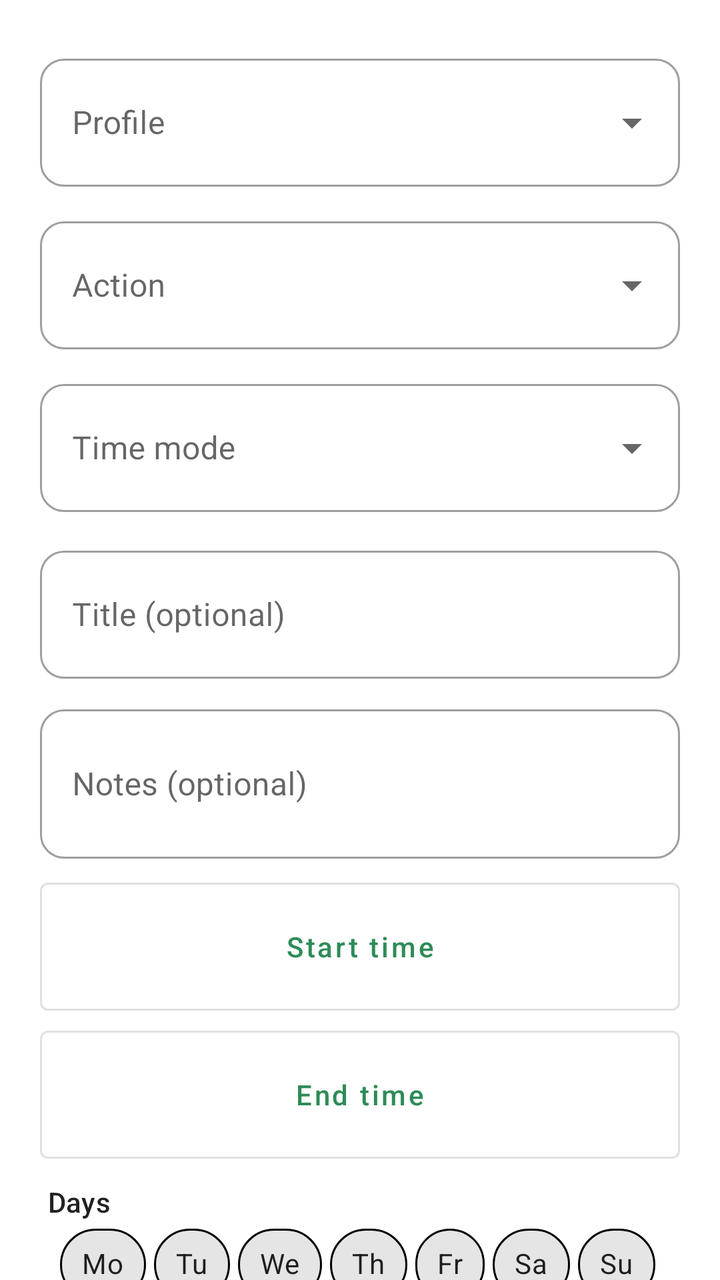
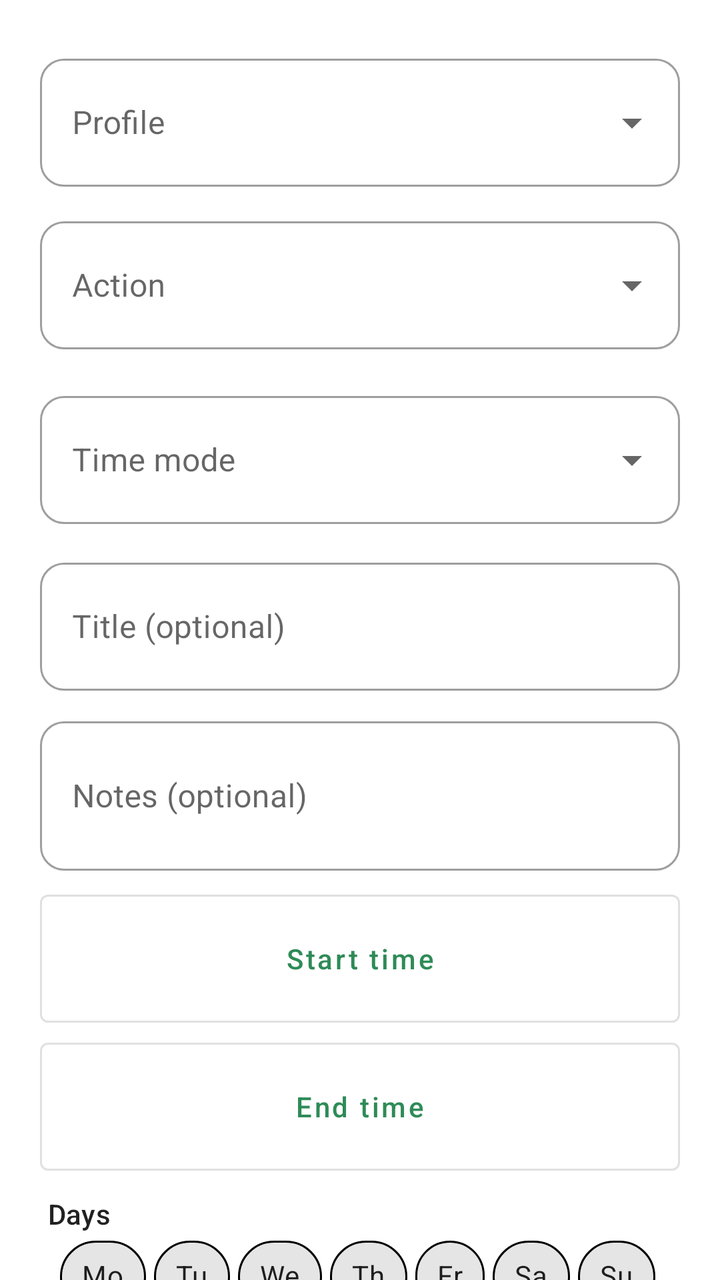

Two renders of the same Android screen: before a commit and after it. Below are the layout's source before the change and the commit's diff.
<!-- AndroidManifest.xml: application theme Theme.Switchly -->
<!-- res/layout/dialog_schedule_add.xml -->
<?xml version="1.0" encoding="utf-8"?>
<androidx.core.widget.NestedScrollView xmlns:android="http://schemas.android.com/apk/res/android"
    xmlns:app="http://schemas.android.com/apk/res-auto"
    android:layout_width="match_parent"
    android:layout_height="wrap_content"
    android:fillViewport="true"
    android:clipToPadding="false"
    android:paddingTop="8dp"
    android:paddingBottom="12dp">

    <LinearLayout
        android:layout_width="match_parent"
        android:layout_height="wrap_content"
        android:orientation="vertical"
        android:paddingStart="20dp"
        android:paddingEnd="20dp"
        android:paddingTop="12dp"
        android:paddingBottom="16dp">

        
        <Space
            android:layout_width="1dp"
            android:layout_height="4dp" />

        
        <com.google.android.material.textfield.TextInputLayout
            android:layout_width="match_parent"
            android:layout_height="wrap_content"
            android:hint="@string/schedules_field_profile"
            style="@style/Widget.MaterialComponents.TextInputLayout.OutlinedBox.ExposedDropdownMenu"
            app:boxBackgroundMode="outline"
            app:endIconMode="dropdown_menu">

            <com.google.android.material.textfield.MaterialAutoCompleteTextView
                android:id="@+id/spinnerProfile"
                android:layout_width="match_parent"
                android:layout_height="wrap_content"
                android:minHeight="64dp"
                android:gravity="center_vertical"
                android:inputType="none"
                android:importantForAutofill="no" />

        </com.google.android.material.textfield.TextInputLayout>

        
        <com.google.android.material.textfield.TextInputLayout
            android:id="@+id/layoutAction"
            android:layout_width="match_parent"
            android:layout_height="wrap_content"
            android:layout_marginTop="12dp"
            android:hint="@string/schedules_field_action"
            style="@style/Widget.MaterialComponents.TextInputLayout.OutlinedBox.ExposedDropdownMenu"
            app:boxBackgroundMode="outline"
            app:endIconMode="dropdown_menu">

            <com.google.android.material.textfield.MaterialAutoCompleteTextView
                android:id="@+id/spinnerAction"
                android:layout_width="match_parent"
                android:layout_height="wrap_content"
                android:minHeight="64dp"
                android:gravity="center_vertical"
                android:inputType="none"
                android:importantForAutofill="no" />

        </com.google.android.material.textfield.TextInputLayout>

        <TextView
            android:id="@+id/textActionNfcHint"
            style="@style/TextAppearance.MaterialComponents.Body2"
            android:layout_width="match_parent"
            android:layout_height="wrap_content"
            android:layout_marginStart="4dp"
            android:layout_marginTop="6dp"
            android:text="@string/schedules_dialog_nfc_lock_hint"
            android:visibility="gone" />

        
        <LinearLayout
            android:id="@+id/groupTimeMode"
            android:layout_width="match_parent"
            android:layout_height="wrap_content"
            android:orientation="vertical"
            android:layout_marginTop="12dp">

            <com.google.android.material.textfield.TextInputLayout
                android:id="@+id/layoutTimeMode"
                android:layout_width="match_parent"
                android:layout_height="wrap_content"
                android:hint="@string/schedules_time_mode"
                style="@style/Widget.MaterialComponents.TextInputLayout.OutlinedBox.ExposedDropdownMenu"
                app:boxBackgroundMode="outline"
                app:endIconMode="dropdown_menu">

                <com.google.android.material.textfield.MaterialAutoCompleteTextView
                    android:id="@+id/spinnerTimeMode"
                    android:layout_width="match_parent"
                    android:layout_height="wrap_content"
                android:minHeight="64dp"
                android:gravity="center_vertical"
                    android:inputType="none"
                    android:importantForAutofill="no" />

            </com.google.android.material.textfield.TextInputLayout>
        </LinearLayout>

        
        <com.google.android.material.textfield.TextInputLayout
            android:layout_width="match_parent"
            android:layout_height="wrap_content"
            android:layout_marginTop="14dp"
            android:hint="@string/schedules_field_title_hint"
            style="@style/Widget.MaterialComponents.TextInputLayout.OutlinedBox"
            app:boxBackgroundMode="outline"
            app:endIconMode="none"
            app:hintTextColor="?attr/colorOnSurface">

            <com.google.android.material.textfield.TextInputEditText
                android:id="@+id/editTitle"
                android:layout_width="match_parent"
                android:layout_height="wrap_content"
                android:minHeight="64dp"
                android:gravity="center_vertical"
                android:maxLines="1"
                android:inputType="textCapSentences"
                android:autofillHints="name" />

        </com.google.android.material.textfield.TextInputLayout>

        
        <com.google.android.material.textfield.TextInputLayout
            android:layout_width="match_parent"
            android:layout_height="wrap_content"
            android:layout_marginTop="10dp"
            android:hint="@string/schedules_field_note_hint"
            style="@style/Widget.MaterialComponents.TextInputLayout.OutlinedBox"
            app:boxBackgroundMode="outline"
            app:endIconMode="none"
            app:hintTextColor="?attr/colorOnSurface">

            <com.google.android.material.textfield.TextInputEditText
                android:id="@+id/editNote"
                android:layout_width="match_parent"
                android:layout_height="wrap_content"
                android:minHeight="64dp"
                android:gravity="center_vertical"
                android:minLines="2"
                android:inputType="textCapSentences|textMultiLine"
                android:autofillHints="none" />

        </com.google.android.material.textfield.TextInputLayout>

        
        <LinearLayout
            android:id="@+id/groupTime"
            android:layout_width="match_parent"
            android:layout_height="wrap_content"
            android:orientation="vertical"
            android:layout_marginTop="12dp">

            
            <androidx.appcompat.widget.SwitchCompat
                android:id="@+id/switchConnTimeWindow"
                android:layout_width="match_parent"
                android:layout_height="wrap_content"
                android:layout_marginStart="4dp"
                android:layout_marginBottom="4dp"
                android:text="@string/schedules_conn_time_window"
                android:visibility="gone" />

            <TextView
                android:id="@+id/textConnAllDayHint"
                style="@style/TextAppearance.MaterialComponents.Body2"
                android:layout_width="match_parent"
                android:layout_height="wrap_content"
                android:layout_marginStart="4dp"
                android:layout_marginBottom="6dp"
                android:text="@string/schedules_conn_time_all_day"
                android:visibility="gone" />

            
            <LinearLayout
                android:id="@+id/groupTimeRow"
                android:layout_width="match_parent"
                android:layout_height="wrap_content"
                android:orientation="vertical">

                <com.google.android.material.button.MaterialButton
                    android:id="@+id/textStartTime"
                    style="@style/Widget.MaterialComponents.Button.OutlinedButton"
                    android:layout_width="match_parent"
                    android:layout_height="64dp"
                    android:minWidth="0dp"
                    android:insetLeft="0dp"
                    android:insetRight="0dp"
                    android:insetTop="0dp"
                    android:insetBottom="0dp"
                    android:text="@string/schedules_start_time"
                    android:textAllCaps="false" />

                <com.google.android.material.button.MaterialButton
                    android:id="@+id/textEndTime"
                    style="@style/Widget.MaterialComponents.Button.OutlinedButton"
                    android:layout_width="match_parent"
                    android:layout_height="64dp"
                    android:layout_marginTop="10dp"
                    android:minWidth="0dp"
                    android:insetLeft="0dp"
                    android:insetRight="0dp"
                    android:insetTop="0dp"
                    android:insetBottom="0dp"
                    android:text="@string/schedules_end_time"
                    android:textAllCaps="false" />
            </LinearLayout>
        </LinearLayout>

        <com.google.android.material.textfield.TextInputLayout
            android:id="@+id/layoutWifiSsid"
            android:layout_width="match_parent"
            android:layout_height="wrap_content"
            android:layout_marginTop="10dp"
            android:visibility="gone"
            android:hint="@string/schedules_wifi_ssid_hint"
            style="@style/Widget.MaterialComponents.TextInputLayout.OutlinedBox"
            app:boxBackgroundMode="outline"
            app:endIconMode="none">

            <com.google.android.material.textfield.TextInputEditText
                android:id="@+id/inputWifiSsid"
                android:layout_width="match_parent"
                android:layout_height="wrap_content"
                android:minHeight="64dp"
                android:gravity="center_vertical"
                android:inputType="text"
                android:autofillHints="none" />

        </com.google.android.material.textfield.TextInputLayout>

        
        <LinearLayout
            android:id="@+id/groupWifiActions"
            android:layout_width="match_parent"
            android:layout_height="wrap_content"
            android:layout_marginTop="6dp"
            android:orientation="vertical"
            android:visibility="gone">

            <com.google.android.material.button.MaterialButton
                android:id="@+id/btnScanWifi"
                style="@style/Widget.MaterialComponents.Button.OutlinedButton"
                android:layout_width="match_parent"
                android:layout_height="wrap_content"
                android:text="@string/schedules_wifi_pick_action" />
        </LinearLayout>

        <com.google.android.material.textfield.TextInputLayout
            android:id="@+id/layoutBtName"
            android:layout_width="match_parent"
            android:layout_height="wrap_content"
            android:layout_marginTop="10dp"
            android:visibility="gone"
            android:hint="@string/schedules_bt_name_hint"
            style="@style/Widget.MaterialComponents.TextInputLayout.OutlinedBox"
            app:boxBackgroundMode="outline"
            app:endIconMode="none">

            <com.google.android.material.textfield.TextInputEditText
                android:id="@+id/inputBtName"
                android:layout_width="match_parent"
                android:layout_height="wrap_content"
                android:minHeight="64dp"
                android:gravity="center_vertical"
                android:inputType="text"
                android:autofillHints="none" />

        </com.google.android.material.textfield.TextInputLayout>

        <LinearLayout
            android:id="@+id/groupBtActions"
            android:layout_width="match_parent"
            android:layout_height="wrap_content"
            android:layout_marginTop="6dp"
            android:orientation="horizontal"
            android:visibility="gone">

            <com.google.android.material.button.MaterialButton
                android:id="@+id/btnUseConnectedBt"
                style="@style/Widget.MaterialComponents.Button.OutlinedButton"
                android:layout_width="0dp"
                android:layout_height="wrap_content"
                android:layout_weight="1"
                android:text="@string/schedules_bt_use_connected" />

            <Space
                android:layout_width="10dp"
                android:layout_height="1dp" />

            <com.google.android.material.button.MaterialButton
                android:id="@+id/btnPickPairedBt"
                style="@style/Widget.MaterialComponents.Button.OutlinedButton"
                android:layout_width="0dp"
                android:layout_height="wrap_content"
                android:layout_weight="1"
                android:text="@string/schedules_bt_pick_paired" />
        </LinearLayout>


        
        <LinearLayout
            android:id="@+id/groupWeekly"
            android:layout_width="match_parent"
            android:layout_height="wrap_content"
            android:orientation="vertical"
            android:layout_marginTop="12dp">

            <TextView
                android:layout_width="match_parent"
                android:layout_height="wrap_content"
                style="@style/TextAppearance.MaterialComponents.Subtitle2"
                android:layout_marginStart="4dp"
                android:text="@string/schedules_days" />

            
            <HorizontalScrollView
                android:layout_width="match_parent"
                android:layout_height="wrap_content"
                android:layout_marginTop="4dp"
                android:clipToPadding="false"
                android:paddingEnd="10dp"
                android:paddingStart="10dp"
                android:overScrollMode="never"
                android:scrollbars="none">

                <com.google.android.material.chip.ChipGroup
                    android:id="@+id/chipGroupDays"
                    android:layout_width="wrap_content"
                    android:layout_height="wrap_content"
                    android:paddingEnd="0dp"
                    android:paddingStart="0dp"
                    app:singleLine="true"
                    app:chipSpacingHorizontal="4dp">

                <com.google.android.material.chip.Chip
                    android:id="@+id/chipMon"
                    style="@style/Switchly.DayChip"
                    android:layout_width="wrap_content"
                    android:layout_height="wrap_content"
                    android:text="@string/day_short_mon"
                    android:checkable="true" />

                <com.google.android.material.chip.Chip
                    android:id="@+id/chipTue"
                    style="@style/Switchly.DayChip"
                    android:layout_width="wrap_content"
                    android:layout_height="wrap_content"
                    android:text="@string/day_short_tue"
                    android:checkable="true" />

                <com.google.android.material.chip.Chip
                    android:id="@+id/chipWed"
                    style="@style/Switchly.DayChip"
                    android:layout_width="wrap_content"
                    android:layout_height="wrap_content"
                    android:text="@string/day_short_wed"
                    android:checkable="true" />

                <com.google.android.material.chip.Chip
                    android:id="@+id/chipThu"
                    style="@style/Switchly.DayChip"
                    android:layout_width="wrap_content"
                    android:layout_height="wrap_content"
                    android:text="@string/day_short_thu"
                    android:checkable="true" />

                <com.google.android.material.chip.Chip
                    android:id="@+id/chipFri"
                    style="@style/Switchly.DayChip"
                    android:layout_width="wrap_content"
                    android:layout_height="wrap_content"
                    android:text="@string/day_short_fri"
                    android:checkable="true" />

                <com.google.android.material.chip.Chip
                    android:id="@+id/chipSat"
                    style="@style/Switchly.DayChip"
                    android:layout_width="wrap_content"
                    android:layout_height="wrap_content"
                    android:text="@string/day_short_sat"
                    android:checkable="true" />

                <com.google.android.material.chip.Chip
                    android:id="@+id/chipSun"
                    style="@style/Switchly.DayChip"
                    android:layout_width="wrap_content"
                    android:layout_height="wrap_content"
                    android:text="@string/day_short_sun"
                    android:layout_marginEnd="16dp"
                    android:checkable="true" />
                </com.google.android.material.chip.ChipGroup>
            </HorizontalScrollView>

            <TextView
                android:layout_width="match_parent"
                android:layout_height="wrap_content"
                android:layout_marginTop="12dp"
                style="@style/TextAppearance.MaterialComponents.Subtitle2"
                android:layout_marginStart="4dp"
                android:text="@string/schedules_quick_groups" />

            
            <HorizontalScrollView
                android:layout_width="match_parent"
                android:layout_height="wrap_content"
                android:layout_marginTop="4dp"
                android:clipToPadding="false"
                android:paddingStart="10dp"
                android:paddingEnd="10dp"
                android:overScrollMode="never"
                android:scrollbars="none">

                <com.google.android.material.chip.ChipGroup
                    android:layout_width="wrap_content"
                    android:layout_height="wrap_content"
                    android:paddingEnd="2dp"
                    android:paddingStart="2dp"
                    app:singleLine="true"
                    app:chipSpacingHorizontal="4dp">

                <com.google.android.material.chip.Chip
                    android:id="@+id/chipWeekdays"
                    style="@style/Switchly.DayChip"
                    android:layout_width="wrap_content"
                    android:layout_height="wrap_content"
                    android:text="@string/schedules_group_weekdays" />

                <com.google.android.material.chip.Chip
                    android:id="@+id/chipWeekend"
                    style="@style/Switchly.DayChip"
                    android:layout_width="wrap_content"
                    android:layout_height="wrap_content"
                    android:text="@string/schedules_group_weekend" />

                <com.google.android.material.chip.Chip
                    android:id="@+id/chipToday"
                    style="@style/Switchly.DayChip"
                    android:layout_width="wrap_content"
                    android:layout_height="wrap_content"
                    android:text="@string/schedules_group_today" />
                </com.google.android.material.chip.ChipGroup>
            </HorizontalScrollView>
        </LinearLayout>

        
        <LinearLayout
            android:id="@+id/groupOnce"
            android:layout_width="match_parent"
            android:layout_height="wrap_content"
            android:layout_marginTop="12dp"
            android:orientation="vertical"
            android:visibility="gone">

            <TextView
                android:layout_width="match_parent"
                android:layout_height="wrap_content"
                style="@style/TextAppearance.MaterialComponents.Subtitle2"
                android:layout_marginStart="4dp"
                android:text="@string/schedules_date_range" />

            
            <LinearLayout
                android:layout_width="match_parent"
                android:layout_height="wrap_content"
                android:layout_marginTop="4dp"
                android:orientation="vertical">

                <com.google.android.material.button.MaterialButton
                    android:id="@+id/textStartDate"
                    style="@style/Widget.MaterialComponents.Button.OutlinedButton"
                    android:layout_width="match_parent"
                    android:layout_height="64dp"
                    android:minWidth="0dp"
                    android:insetLeft="0dp"
                    android:insetRight="0dp"
                    android:insetTop="0dp"
                    android:insetBottom="0dp"
                    android:text="@string/schedules_start_date"
                    android:textAllCaps="false" />

                <com.google.android.material.button.MaterialButton
                    android:id="@+id/textEndDate"
                    style="@style/Widget.MaterialComponents.Button.OutlinedButton"
                    android:layout_width="match_parent"
                    android:layout_height="64dp"
                    android:layout_marginTop="10dp"
                    android:minWidth="0dp"
                    android:insetLeft="0dp"
                    android:insetRight="0dp"
                    android:insetTop="0dp"
                    android:insetBottom="0dp"
                    android:text="@string/schedules_end_date"
                    android:textAllCaps="false" />
            </LinearLayout>
        </LinearLayout>

    </LinearLayout>
</androidx.core.widget.NestedScrollView>
<!-- resources referenced by this layout -->
<resources>
  <string name="day_short_fri">Fr</string>
  <string name="day_short_mon">Mo</string>
  <string name="day_short_sat">Sa</string>
  <string name="day_short_sun">Su</string>
  <string name="day_short_thu">Th</string>
  <string name="day_short_tue">Tu</string>
  <string name="day_short_wed">We</string>
  <string name="schedules_bt_name_hint">Bluetooth device name (exact)</string>
  <string name="schedules_bt_pick_paired">Pick paired device</string>
  <string name="schedules_bt_use_connected">Use connected device</string>
  <string name="schedules_conn_time_all_day">Active all day</string>
  <string name="schedules_conn_time_window">Limit by time window (optional)</string>
  <string name="schedules_date_range">Date range</string>
  <string name="schedules_days">Days</string>
  <string name="schedules_dialog_nfc_lock_hint">NFC lock active: this action cannot change the Switchly state until you unlock with NFC/QR.</string>
  <string name="schedules_end_date">End date</string>
  <string name="schedules_end_time">End time</string>
  <string name="schedules_field_action">Action</string>
  <string name="schedules_field_note_hint">Notes (optional)</string>
  <string name="schedules_field_profile">Profile</string>
  <string name="schedules_field_title_hint">Title (optional)</string>
  <string name="schedules_group_today">Today</string>
  <string name="schedules_group_weekdays">Weekdays</string>
  <string name="schedules_group_weekend">Weekend</string>
  <string name="schedules_quick_groups">Quick selection</string>
  <string name="schedules_start_date">Start date</string>
  <string name="schedules_start_time">Start time</string>
  <string name="schedules_time_mode">Time mode</string>
  <string name="schedules_wifi_pick_action">Pick Wi-Fi</string>
  <string name="schedules_wifi_ssid_hint">Wi-Fi SSID (exact)</string>
  <color name="accent_default_green">#2E8B57</color>
  <style name="Switchly.Fab" parent="Widget.MaterialComponents.FloatingActionButton">
          <item name="backgroundTint">?attr/colorPrimary</item>
          <item name="tint">@android:color/white</item>
      </style>
  <style name="Switchly.TopBar" parent="Widget.MaterialComponents.Toolbar">
          
          <item name="android:background">?attr/colorPrimary</item>
          <item name="backgroundTint">?attr/colorPrimary</item>
  
          
          <item name="titleTextColor">@android:color/white</item>
  
          
          <item name="navigationIconTint">@android:color/white</item>
      </style>
  <style name="Switchly.TextInputLayout" parent="Widget.MaterialComponents.TextInputLayout.OutlinedBox">
          <item name="boxStrokeWidth">1dp</item>
          <item name="boxStrokeWidthFocused">2dp</item>
          <item name="boxCornerRadiusTopStart">12dp</item>
          <item name="boxCornerRadiusTopEnd">12dp</item>
          <item name="boxCornerRadiusBottomStart">12dp</item>
          <item name="boxCornerRadiusBottomEnd">12dp</item>
      </style>
  <style name="Switchly.AutoCompleteText" parent="Widget.MaterialComponents.AutoCompleteTextView.OutlinedBox">
          <item name="android:minHeight">56dp</item>
          <item name="android:paddingTop">12dp</item>
          <item name="android:paddingBottom">12dp</item>
          <item name="android:textAppearance">@style/TextAppearance.MaterialComponents.Body1</item>
      </style>
  <style name="ThemeOverlay.Switchly.Dialog" parent="ThemeOverlay.MaterialComponents.MaterialAlertDialog">
          <item name="colorControlActivated">?attr/colorPrimary</item>
          <item name="colorControlHighlight">?attr/colorPrimary</item>
          <item name="colorAccent">?attr/colorPrimary</item>
      </style>
  <style name="ShapeAppearance.Switchly.Card" parent="ShapeAppearance.MaterialComponents.LargeComponent">
          <item name="cornerFamily">rounded</item>
          <item name="cornerSize">26dp</item>
      </style>
  <color name="switchly_card_bg">#F7FFFFFF</color>
  <color name="switchly_card_stroke">#14000000</color>
  <!-- unchanged entries left out for length: 4 -->
</resources>

<!-- the commit's change to res/layout/dialog_schedule_add.xml (unified diff, before → after) -->
@@ -64,15 +64,23 @@
 
         </com.google.android.material.textfield.TextInputLayout>
 
-        <TextView
-            android:id="@+id/textActionNfcHint"
-            style="@style/TextAppearance.MaterialComponents.Body2"
-            android:layout_width="match_parent"
-            android:layout_height="wrap_content"
-            android:layout_marginStart="4dp"
+        <LinearLayout
+            android:layout_width="match_parent"
+            android:layout_height="wrap_content"
             android:layout_marginTop="6dp"
-            android:text="@string/schedules_dialog_nfc_lock_hint"
-            android:visibility="gone" />
+            android:gravity="center_vertical"
+            android:orientation="horizontal">
+
+            <TextView
+                android:id="@+id/textActionNfcHint"
+                style="@style/TextAppearance.MaterialComponents.Body2"
+                android:layout_width="0dp"
+                android:layout_height="wrap_content"
+                android:layout_weight="1"
+                android:layout_marginStart="4dp"
+                android:text="@string/schedules_dialog_nfc_lock_hint"
+                android:visibility="gone" />
+        </LinearLayout>
 
         
         <LinearLayout
@@ -303,7 +311,6 @@
                 android:text="@string/schedules_bt_pick_paired" />
         </LinearLayout>
 
-
         
         <LinearLayout
             android:id="@+id/groupWeekly"
